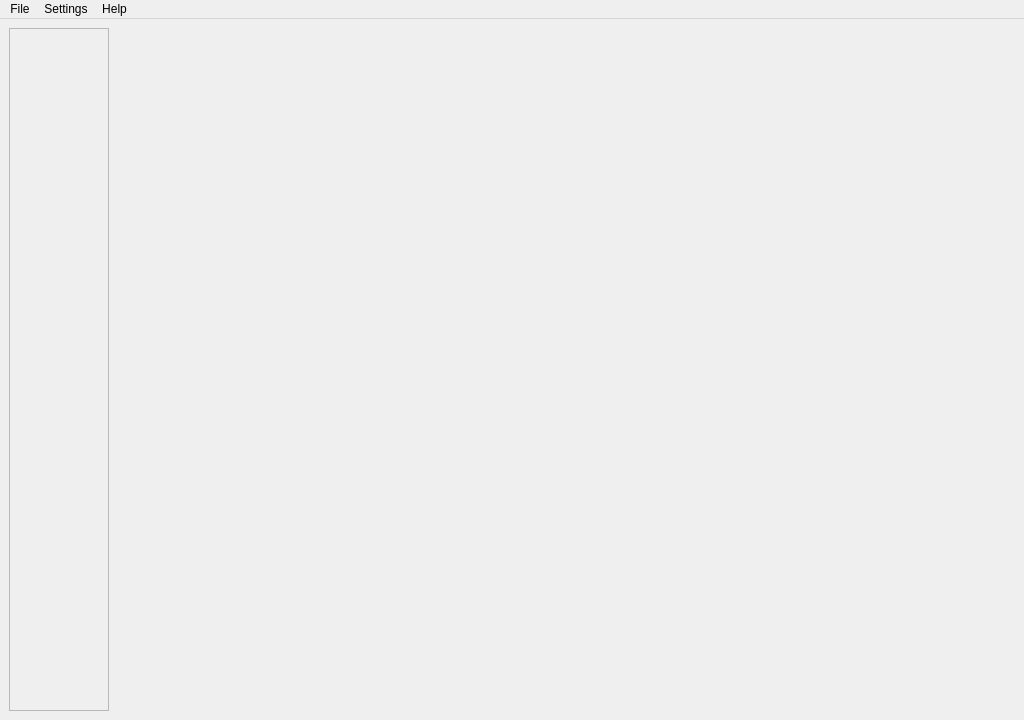
Above: src/gui/ui/main_window.ui from Vahrka/Accounting-Software before the change. Below: the same form after it.
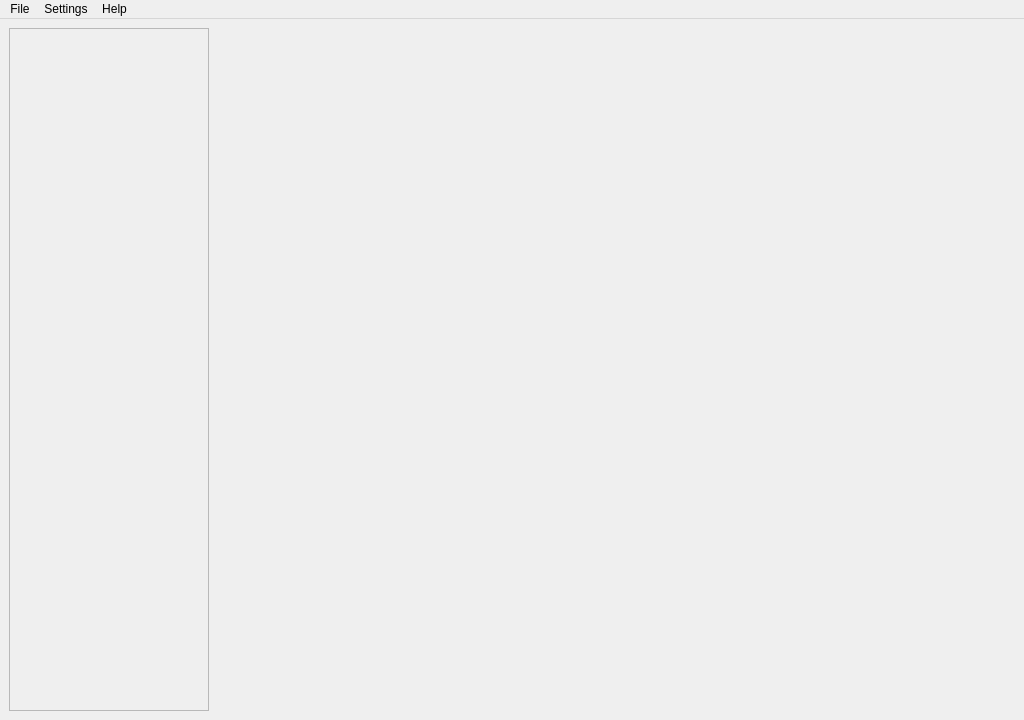
That is the form after the change. Icons and pictures are not drawn.

```diff
--- a/src/gui/ui/main_window.ui
+++ b/src/gui/ui/main_window.ui
@@ -30,20 +30,20 @@
     <item>
      <widget class="QFrame" name="MainSideNavFrame">
       <property name="sizePolicy">
-       <sizepolicy hsizetype="Minimum" vsizetype="Expanding">
+       <sizepolicy hsizetype="Expanding" vsizetype="Expanding">
         <horstretch>0</horstretch>
         <verstretch>0</verstretch>
        </sizepolicy>
       </property>
       <property name="minimumSize">
        <size>
-        <width>100</width>
+        <width>120</width>
         <height>0</height>
        </size>
       </property>
       <property name="maximumSize">
        <size>
-        <width>224</width>
+        <width>200</width>
         <height>16777215</height>
        </size>
       </property>
```
